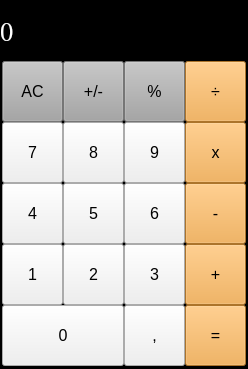
Before: the Qt Designer form Lesson33/Calculator/mainwindow.ui in mila-orishchuk/pythoncourse, drawn with Qt 5.
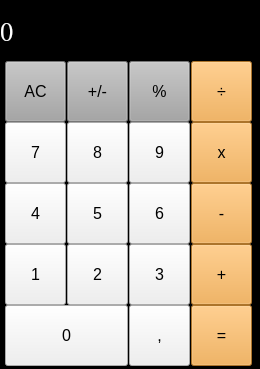
After: the same form once the commit is applied.

```diff
--- a/Lesson33/Calculator/mainwindow.ui
+++ b/Lesson33/Calculator/mainwindow.ui
@@ -6,7 +6,7 @@
    <rect>
     <x>0</x>
     <y>0</y>
-    <width>248</width>
+    <width>260</width>
     <height>369</height>
    </rect>
   </property>
@@ -16,11 +16,19 @@
   <property name="styleSheet">
    <string notr="true">QMainWindow {
   background: black;
+  color: white;
+  padding: 20px;
+  position: relative;
 }</string>
   </property>
   <widget class="QWidget" name="centralwidget">
    <property name="styleSheet">
-    <string notr="true"/>
+    <string notr="true">QMainWindow {
+  background: black;
+  color: white;
+  padding: 20px;
+  position: relative;
+}</string>
    </property>
    <widget class="QLabel" name="label">
     <property name="geometry">
@@ -52,7 +60,7 @@
    <widget class="QPushButton" name="pushButton_clear">
     <property name="geometry">
      <rect>
-      <x>2</x>
+      <x>5</x>
       <y>61</y>
       <width>61</width>
       <height>61</height>
@@ -76,7 +84,7 @@
    <widget class="QPushButton" name="pushButton_module">
     <property name="geometry">
      <rect>
-      <x>63</x>
+      <x>67</x>
       <y>61</y>
       <width>61</width>
       <height>61</height>
@@ -100,7 +108,7 @@
    <widget class="QPushButton" name="pushButton_percent">
     <property name="geometry">
      <rect>
-      <x>124</x>
+      <x>129</x>
       <y>61</y>
       <width>61</width>
       <height>61</height>
@@ -124,7 +132,7 @@
    <widget class="QPushButton" name="pushButton_divide">
     <property name="geometry">
      <rect>
-      <x>185</x>
+      <x>191</x>
       <y>61</y>
       <width>61</width>
       <height>61</height>
@@ -147,7 +155,7 @@
    <widget class="QPushButton" name="pushButton_8">
     <property name="geometry">
      <rect>
-      <x>63</x>
+      <x>67</x>
       <y>122</y>
       <width>61</width>
       <height>61</height>
@@ -178,7 +186,7 @@
    <widget class="QPushButton" name="pushButton_9">
     <property name="geometry">
      <rect>
-      <x>124</x>
+      <x>129</x>
       <y>122</y>
       <width>61</width>
       <height>61</height>
@@ -209,7 +217,7 @@
    <widget class="QPushButton" name="pushButton_7">
     <property name="geometry">
      <rect>
-      <x>2</x>
+      <x>5</x>
       <y>122</y>
       <width>61</width>
       <height>61</height>
@@ -240,7 +248,7 @@
    <widget class="QPushButton" name="pushButton_multiply">
     <property name="geometry">
      <rect>
-      <x>185</x>
+      <x>191</x>
       <y>122</y>
       <width>61</width>
       <height>61</height>
@@ -263,7 +271,7 @@
    <widget class="QPushButton" name="pushButton_5">
     <property name="geometry">
      <rect>
-      <x>63</x>
+      <x>67</x>
       <y>183</y>
       <width>61</width>
       <height>61</height>
@@ -294,7 +302,7 @@
    <widget class="QPushButton" name="pushButton_6">
     <property name="geometry">
      <rect>
-      <x>124</x>
+      <x>129</x>
       <y>183</y>
       <width>61</width>
       <height>61</height>
@@ -325,7 +333,7 @@
    <widget class="QPushButton" name="pushButton_4">
     <property name="geometry">
      <rect>
-      <x>2</x>
+      <x>5</x>
       <y>183</y>
       <width>61</width>
       <height>61</height>
@@ -356,7 +364,7 @@
    <widget class="QPushButton" name="pushButton_substract">
     <property name="geometry">
      <rect>
-      <x>185</x>
+      <x>191</x>
       <y>183</y>
       <width>61</width>
       <height>61</height>
@@ -379,7 +387,7 @@
    <widget class="QPushButton" name="pushButton_2">
     <property name="geometry">
      <rect>
-      <x>63</x>
+      <x>67</x>
       <y>244</y>
       <width>61</width>
       <height>61</height>
@@ -410,7 +418,7 @@
    <widget class="QPushButton" name="pushButton_3">
     <property name="geometry">
      <rect>
-      <x>124</x>
+      <x>129</x>
       <y>244</y>
       <width>61</width>
       <height>61</height>
@@ -441,7 +449,7 @@
    <widget class="QPushButton" name="pushButton_1">
     <property name="geometry">
      <rect>
-      <x>2</x>
+      <x>5</x>
       <y>244</y>
       <width>61</width>
       <height>61</height>
@@ -472,7 +480,7 @@
    <widget class="QPushButton" name="pushButton_add">
     <property name="geometry">
      <rect>
-      <x>185</x>
+      <x>191</x>
       <y>244</y>
       <width>61</width>
       <height>61</height>
@@ -495,7 +503,7 @@
    <widget class="QPushButton" name="pushButton_decimal">
     <property name="geometry">
      <rect>
-      <x>124</x>
+      <x>129</x>
       <y>305</y>
       <width>61</width>
       <height>61</height>
@@ -524,9 +532,9 @@
    <widget class="QPushButton" name="pushButton_0">
     <property name="geometry">
      <rect>
-      <x>2</x>
+      <x>5</x>
       <y>305</y>
-      <width>122</width>
+      <width>123</width>
       <height>61</height>
      </rect>
     </property>
@@ -555,7 +563,7 @@
    <widget class="QPushButton" name="pushButton_equals">
     <property name="geometry">
      <rect>
-      <x>185</x>
+      <x>191</x>
       <y>305</y>
       <width>61</width>
       <height>61</height>
```
Left out of the diff: 18 changed lines with no effect on the pictures.
